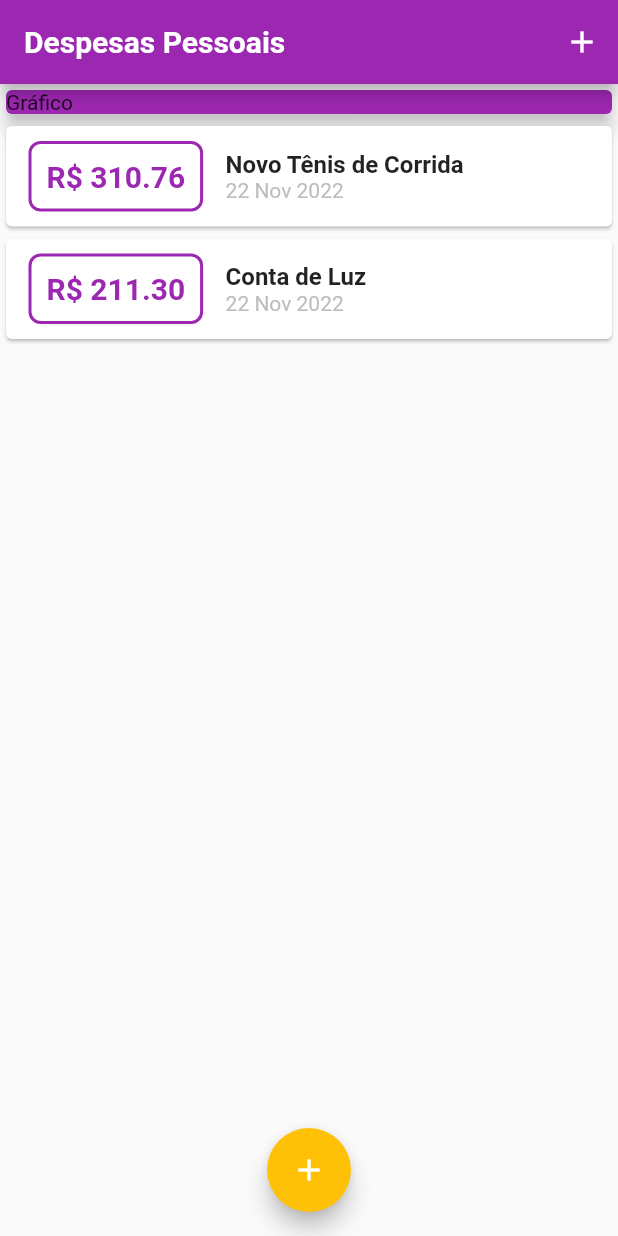
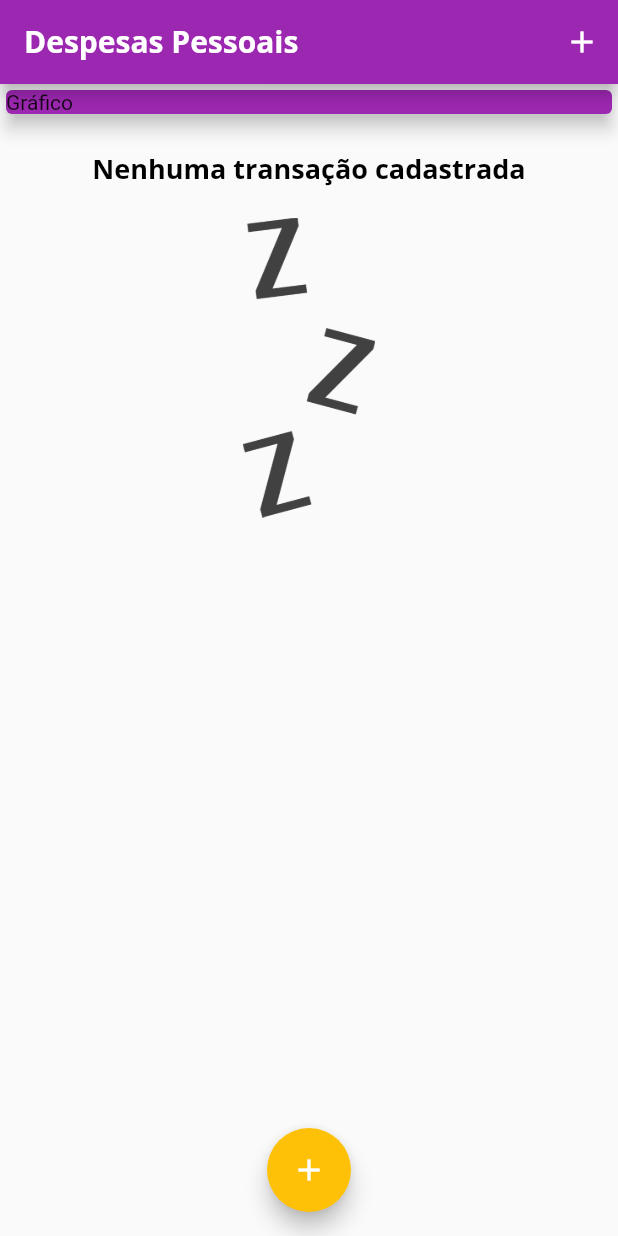
Before and after one commit to William-Munaretto/Flutter_Project_COD3R_expenses, a Flutter app: the screen it shows after launch, on a phone screen of 412 x 824 dp. Run offline on Flutter 3.47's test engine with Material 2 defaults, Android fonts, the phone set to English and light mode, and no system bars.

Commit message:
1 - arrumado o assets de imagens para lista vazia e fonts 2 - inciado o Chart para o grafico de tranções e valores semanais. (chart.dart)

```diff
--- a/lib/components/transaction_list.dart
+++ b/lib/components/transaction_list.dart
@@ -9,9 +9,23 @@ class TransactionList extends StatelessWidget {
 
   @override
   Widget build(BuildContext context) {
-    return Container(
+    return SizedBox(
       height: 300,
-      child: ListView.builder(
+      child: transactions.isEmpty ? Column(
+        children: [
+          const SizedBox(height: 20,),
+          Text('Nenhuma transação cadastrada',
+          style: Theme.of(context).textTheme.titleLarge
+          ),
+          const SizedBox(height: 20,),
+          SizedBox(
+            height: 200,
+            child: Image.asset('assets/images/waiting.png',
+            fit: BoxFit.cover,
+            ),
+          ),
+        ],
+      ) :  ListView.builder(
           itemCount: transactions.length,
           itemBuilder: (ctx, index) {
             final tr = transactions[index];
--- a/lib/main.dart
+++ b/lib/main.dart
@@ -4,14 +4,17 @@ import './components/transaction_form.dart';
 import './components/transaction_list.dart';
 import 'models/transaction.dart';
 
-main() => runApp(ExpensesApp());
+main() => runApp(const ExpensesApp());
 
 class ExpensesApp extends StatelessWidget {
+  const ExpensesApp({super.key});
+
   @override
   Widget build(BuildContext context) {
     final ThemeData tema = ThemeData();
 
     return MaterialApp(
+      debugShowCheckedModeBanner: false,
       home: MyHomePage(),
       theme: tema.copyWith(
         colorScheme: tema.colorScheme.copyWith(
@@ -39,24 +42,26 @@ class ExpensesApp extends StatelessWidget {
 }
 
 class MyHomePage extends StatefulWidget {
+  const MyHomePage({super.key});
+
   @override
   _MyHomePageState createState() => _MyHomePageState();
 }
 
 class _MyHomePageState extends State<MyHomePage> {
-  final _transactions = [
-    Transaction(
-      id: 't1',
-      title: 'Novo Tênis de Corrida',
-      value: 310.76,
-      date: DateTime.now(),
-    ),
-    Transaction(
-      id: 't2',
-      title: 'Conta de Luz',
-      value: 211.30,
-      date: DateTime.now(),
-    ),
+  final List<Transaction> _transactions = [
+    // Transaction(
+    //   id: 't1',
+    //   title: 'Novo Tênis de Corrida',
+    //   value: 310.76,
+    //   date: DateTime.now(),
+    // ),
+    // Transaction(
+    //   id: 't2',
+    //   title: 'Conta de Luz',
+    //   value: 211.30,
+    //   date: DateTime.now(),
+    // ),
   ];
 
   _addTransaction(String title, double value) {
@@ -87,10 +92,10 @@ class _MyHomePageState extends State<MyHomePage> {
   Widget build(BuildContext context) {
     return Scaffold(
       appBar: AppBar(
-        title: Text('Despesas Pessoais'),
+        title: const Text('Despesas Pessoais'),
         actions: <Widget>[
           IconButton(
-            icon: Icon(Icons.add),
+            icon: const Icon(Icons.add),
             onPressed: () => _openTransactionFormModal(context),
           ),
         ],
@@ -99,7 +104,7 @@ class _MyHomePageState extends State<MyHomePage> {
         child: Column(
           crossAxisAlignment: CrossAxisAlignment.stretch,
           children: <Widget>[
-            Container(
+            SizedBox(
               width: double.infinity,
               child: Card(
                 color: Theme.of(context).colorScheme.primary,
```
Also changed, not shown: lib/components/chart.dart (added, +53 -0 lines), pubspec.yaml (+14 -9 lines), assets/fonts/OpenSans-Bold.ttf (added), assets/fonts/OpenSans-Regular.ttf (added), assets/fonts/Quicksand-Bold.ttf (added), assets/fonts/Quicksand-Light.ttf (added), assets/fonts/Quicksand-Medium.ttf (added), assets/fonts/Quicksand-Regular.ttf (added), assets/images/waiting.png (added), pubspec.lock.
